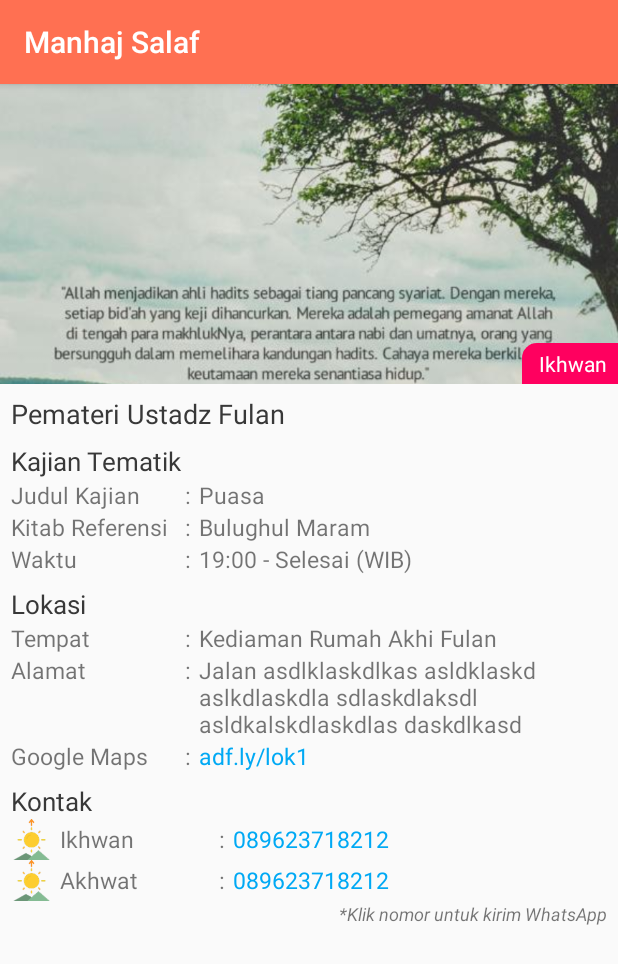
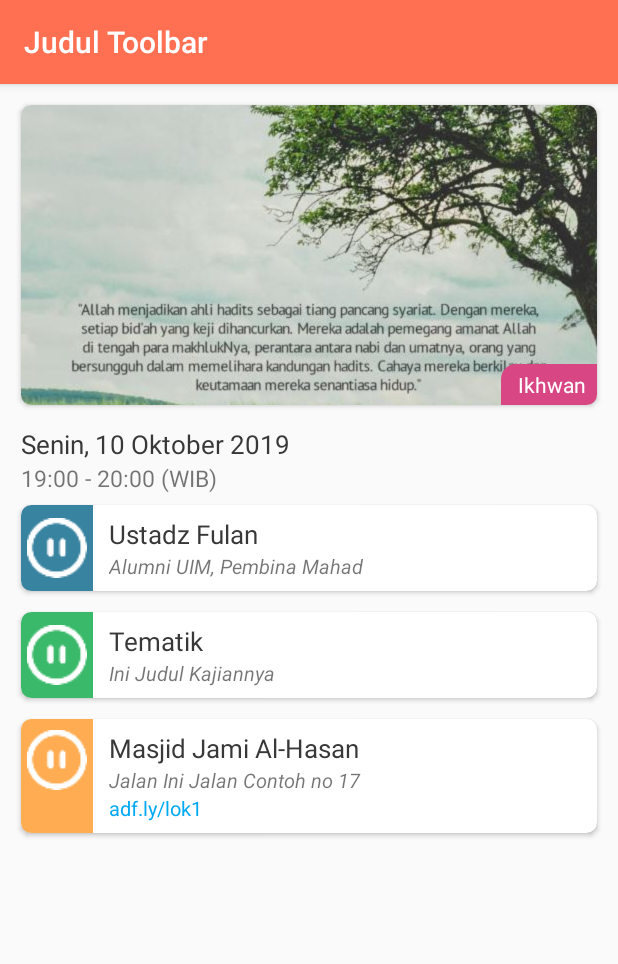
Before and after one commit to alfirqotunnajiyah-com/androidafn, an Android app: the JadwalKajianDetailActivity screen opened directly, with no data from a screen before it, on a phone screen of 412 x 824 dp. Shown: the top 964 px of the screen. Run offline under Robolectric (Android 15) with nearby library versions, the phone set to English and light mode, and no system bars.

Commit message:
Detail Jadwal Kajian

```diff
--- a/app/src/main/res/drawable/bg_lbl_akhwat.xml
+++ b/app/src/main/res/drawable/bg_lbl_akhwat.xml
@@ -1,5 +1,5 @@
 <?xml version="1.0" encoding="utf-8"?>
 <shape xmlns:android="http://schemas.android.com/apk/res/android">
-    <solid  android:color="@color/pink"/>
+    <solid  android:color="@color/pink_match"/>
     <corners android:topLeftRadius="10dp"/>
 </shape>
--- a/app/src/main/res/drawable/bg_lbl_ikhwan.xml
+++ b/app/src/main/res/drawable/bg_lbl_ikhwan.xml
@@ -1,5 +1,5 @@
 <?xml version="1.0" encoding="utf-8"?>
 <shape xmlns:android="http://schemas.android.com/apk/res/android">
-    <solid  android:color="@color/light_blue"/>
+    <solid  android:color="@color/blue_match_2"/>
     <corners android:topLeftRadius="10dp"/>
 </shape>
--- a/app/src/main/res/layout/activity_jadwal_kajian_detail.xml
+++ b/app/src/main/res/layout/activity_jadwal_kajian_detail.xml
@@ -15,7 +15,7 @@
             android:id="@+id/toolbar"
             android:layout_width="match_parent"
             android:layout_height="wrap_content"
-            app:title="Manhaj Salaf"
+            app:title="Judul Toolbar"
             app:titleTextColor="@color/white" />
     </android.support.design.widget.AppBarLayout>
 
@@ -32,6 +32,12 @@
                 android:layout_width="match_parent"
                 android:layout_height="wrap_content"
                 android:orientation="vertical">
+
+                <android.support.v7.widget.CardView
+                    android:layout_width="match_parent"
+                    android:layout_height="wrap_content"
+                    android:layout_margin="14dp"
+                    app:cardCornerRadius="7dp">
 
                     <RelativeLayout
                         android:layout_width="match_parent"
@@ -56,211 +62,31 @@
                             android:text="Ikhwan"
                             android:textColor="@color/white" />
                     </RelativeLayout>
-
-                <RelativeLayout
-                    android:layout_width="match_parent"
-                    android:layout_height="wrap_content"
-                    android:orientation="vertical"
-                    android:padding="7dp">
-
-                    <LinearLayout
-                        android:layout_width="match_parent"
-                        android:layout_height="wrap_content"
-                        android:orientation="vertical">
+                </android.support.v7.widget.CardView>
 
                 <TextView
                     android:layout_width="match_parent"
                     android:layout_height="wrap_content"
-                            android:text="Pemateri Ustadz Fulan"
+                    android:layout_marginLeft="14dp"
+                    android:text="Senin, 10 Oktober 2019"
                     android:textColor="@color/textColor"
-                            android:textSize="@dimen/font_h1" />
+                    android:textSize="@dimen/font_h2" />
 
                 <TextView
                     android:layout_width="match_parent"
                     android:layout_height="wrap_content"
-                            android:layout_marginTop="7dp"
-                            android:text="Kajian Tematik"
-                            android:textColor="@color/textColor"
-                            android:textSize="@dimen/font_h2" />
+                    android:layout_marginLeft="14dp"
+                    android:layout_marginBottom="7dp"
+                    android:text="19:00 - 20:00 (WIB)"
+                    android:textSize="@dimen/font_h3" />
 
-                        <LinearLayout
+                <android.support.v7.widget.CardView
                     android:layout_width="match_parent"
                     android:layout_height="wrap_content"
-                            android:orientation="horizontal">
-
-                            <TextView
-                                android:layout_width="0dp"
-                                android:layout_height="wrap_content"
-                                android:layout_weight="0.3"
-                                android:text="Judul Kajian"
-                                android:textSize="@dimen/font_h3" />
-
-                            <TextView
-                                android:layout_width="wrap_content"
-                                android:layout_height="wrap_content"
-                                android:paddingRight="5dp"
-                                android:text=":"
-                                android:textSize="@dimen/font_h3" />
-
-                            <TextView
-                                android:layout_width="0dp"
-                                android:layout_height="wrap_content"
-                                android:layout_weight="0.7"
-                                android:text="Puasa"
-                                android:textSize="@dimen/font_h3" />
-                        </LinearLayout>
-
-                        <LinearLayout
-                            android:layout_width="match_parent"
-                            android:layout_height="wrap_content"
-                            android:orientation="horizontal">
-
-                            <TextView
-                                android:layout_width="0dp"
-                                android:layout_height="wrap_content"
-                                android:layout_weight="0.3"
-                                android:text="Kitab Referensi"
-                                android:textSize="@dimen/font_h3" />
-
-                            <TextView
-                                android:layout_width="wrap_content"
-                                android:layout_height="wrap_content"
-                                android:paddingRight="5dp"
-                                android:text=":"
-                                android:textSize="@dimen/font_h3" />
-
-                            <TextView
-                                android:layout_width="0dp"
-                                android:layout_height="wrap_content"
-                                android:layout_weight="0.7"
-                                android:text="Bulughul Maram"
-                                android:textSize="@dimen/font_h3" />
-                        </LinearLayout>
-
-                        <LinearLayout
-                            android:layout_width="match_parent"
-                            android:layout_height="wrap_content"
-                            android:orientation="horizontal">
-
-                            <TextView
-                                android:layout_width="0dp"
-                                android:layout_height="wrap_content"
-                                android:layout_weight="0.3"
-                                android:text="Waktu"
-                                android:textSize="@dimen/font_h3" />
-
-                            <TextView
-                                android:layout_width="wrap_content"
-                                android:layout_height="wrap_content"
-                                android:paddingRight="5dp"
-                                android:text=":"
-                                android:textSize="@dimen/font_h3" />
-
-                            <TextView
-                                android:layout_width="0dp"
-                                android:layout_height="wrap_content"
-                                android:layout_weight="0.7"
-                                android:text="19:00 - Selesai (WIB)"
-                                android:textSize="@dimen/font_h3" />
-                        </LinearLayout>
-
-                        <TextView
-                            android:layout_width="match_parent"
-                            android:layout_height="wrap_content"
-                            android:layout_marginTop="7dp"
-                            android:text="Lokasi"
-                            android:textColor="@color/textColor"
-                            android:textSize="@dimen/font_h2" />
-
-                        <LinearLayout
-                            android:layout_width="match_parent"
-                            android:layout_height="wrap_content"
-                            android:orientation="horizontal">
-
-                            <TextView
-                                android:layout_width="0dp"
-                                android:layout_height="wrap_content"
-                                android:layout_weight="0.3"
-                                android:text="Tempat"
-                                android:textSize="@dimen/font_h3" />
-
-                            <TextView
-                                android:layout_width="wrap_content"
-                                android:layout_height="wrap_content"
-                                android:paddingRight="5dp"
-                                android:text=":"
-                                android:textSize="@dimen/font_h3" />
-
-                            <TextView
-                                android:layout_width="0dp"
-                                android:layout_height="wrap_content"
-                                android:layout_weight="0.7"
-                                android:text="Kediaman Rumah Akhi Fulan"
-                                android:textSize="@dimen/font_h3" />
-                        </LinearLayout>
-
-                        <LinearLayout
-                            android:layout_width="match_parent"
-                            android:layout_height="wrap_content"
-                            android:orientation="horizontal">
-
-                            <TextView
-                                android:layout_width="0dp"
-                                android:layout_height="wrap_content"
-                                android:layout_weight="0.3"
-                                android:text="Alamat"
-                                android:textSize="@dimen/font_h3" />
-
-                            <TextView
-                                android:layout_width="wrap_content"
-                                android:layout_height="wrap_content"
-                                android:paddingRight="5dp"
-                                android:text=":"
-                                android:textSize="@dimen/font_h3" />
-
-                            <TextView
-                                android:layout_width="0dp"
-                                android:layout_height="wrap_content"
-                                android:layout_weight="0.7"
-                                android:text="Jalan asdlklaskdlkas asldklaskd aslkdlaskdla sdlaskdlaksdl asldkalskdlaskdlas daskdlkasd "
-                                android:textSize="@dimen/font_h3" />
-                        </LinearLayout>
-
-                        <LinearLayout
-                            android:layout_width="match_parent"
-                            android:layout_height="wrap_content"
-                            android:orientation="horizontal">
-
-                            <TextView
-                                android:layout_width="0dp"
-                                android:layout_height="wrap_content"
-                                android:layout_weight="0.3"
-                                android:text="Google Maps"
-                                android:textSize="@dimen/font_h3" />
-
-                            <TextView
-                                android:layout_width="wrap_content"
-                                android:layout_height="wrap_content"
-                                android:paddingRight="5dp"
-                                android:text=":"
-                                android:textSize="@dimen/font_h3" />
-
-                            <TextView
-                                android:layout_width="0dp"
-                                android:layout_height="wrap_content"
-                                android:layout_weight="0.7"
-                                android:text="adf.ly/lok1"
-                                android:textColor="@color/light_blue"
-                                android:textSize="@dimen/font_h3" />
-                        </LinearLayout>
-
-                        <TextView
-                            android:layout_width="match_parent"
-                            android:layout_height="wrap_content"
-                            android:layout_marginTop="7dp"
-                            android:text="Kontak"
-                            android:textColor="@color/textColor"
-                            android:textSize="@dimen/font_h2" />
+                    android:layout_marginLeft="14dp"
+                    android:layout_marginRight="14dp"
+                    android:layout_marginBottom="14dp"
+                    app:cardCornerRadius="7dp">
 
                     <LinearLayout
                         android:layout_width="match_parent"
@@ -268,34 +94,56 @@
                         android:gravity="center_vertical"
                         android:orientation="horizontal">
 
+                        <LinearLayout
+                            android:layout_width="wrap_content"
+                            android:layout_height="match_parent"
+                            android:background="@color/blue_match"
+                            android:gravity="center">
+
                             <ImageView
-                                android:layout_width="wrap_content"
+                                android:layout_width="40dp"
+                                android:layout_height="40dp"
+                                android:layout_margin="4dp"
+                                android:src="@drawable/ic_btn_pause"
+                                android:tint="@color/white" />
+                        </LinearLayout>
+
+                        <LinearLayout
+                            android:layout_width="match_parent"
                             android:layout_height="wrap_content"
-                                android:layout_marginRight="5dp"
-                                android:src="@drawable/ic_dzikir_pagi" />
+                            android:gravity="center_vertical"
+                            android:orientation="vertical"
+                            android:padding="7dp">
 
                             <TextView
-                                android:layout_width="0dp"
+                                android:layout_width="match_parent"
                                 android:layout_height="wrap_content"
-                                android:layout_weight="0.3"
-                                android:text="Ikhwan "
-                                android:textSize="@dimen/font_h3" />
+                                android:ellipsize="marquee"
+                                android:paddingLeft="3dp"
+                                android:singleLine="true"
+                                android:text="Ustadz Fulan"
+                                android:textColor="@color/textColor"
+                                android:textSize="@dimen/font_h2" />
 
                             <TextView
-                                android:layout_width="wrap_content"
+                                android:layout_width="match_parent"
                                 android:layout_height="wrap_content"
-                                android:paddingRight="5dp"
-                                android:text=":"
-                                android:textSize="@dimen/font_h3" />
+                                android:paddingLeft="3dp"
+                                android:singleLine="true"
+                                android:text="Alumni UIM, Pembina Mahad"
+                                android:textSize="@dimen/font_h4"
+                                android:textStyle="italic" />
+                        </LinearLayout>
+                    </LinearLayout>
+                </android.support.v7.widget.CardView>
 
-                            <TextView
-                                android:layout_width="0dp"
+                <android.support.v7.widget.CardView
+                    android:layout_width="match_parent"
                     android:layout_height="wrap_content"
-                                android:layout_weight="0.7"
-                                android:text="089623718212"
-                                android:textColor="@color/light_blue"
-                                android:textSize="@dimen/font_h3" />
-                        </LinearLayout>
+                    android:layout_marginLeft="14dp"
+                    android:layout_marginRight="14dp"
+                    android:layout_marginBottom="14dp"
+                    app:cardCornerRadius="7dp">
 
                     <LinearLayout
                         android:layout_width="match_parent"
@@ -303,45 +151,116 @@
                         android:gravity="center_vertical"
                         android:orientation="horizontal">
 
+                        <LinearLayout
+                            android:layout_width="wrap_content"
+                            android:layout_height="match_parent"
+                            android:background="@color/green_match"
+                            android:gravity="center">
+
                             <ImageView
-                                android:layout_width="wrap_content"
+                                android:layout_width="40dp"
+                                android:layout_height="40dp"
+                                android:layout_margin="4dp"
+                                android:src="@drawable/ic_btn_pause"
+                                android:tint="@color/white" />
+                        </LinearLayout>
+
+                        <LinearLayout
+                            android:layout_width="match_parent"
                             android:layout_height="wrap_content"
-                                android:layout_marginRight="5dp"
-                                android:src="@drawable/ic_dzikir_pagi" />
+                            android:gravity="center_vertical"
+                            android:orientation="vertical"
+                            android:padding="7dp">
 
                             <TextView
-                                android:layout_width="0dp"
+                                android:layout_width="match_parent"
                                 android:layout_height="wrap_content"
-                                android:layout_weight="0.3"
-                                android:text="Akhwat "
-                                android:textSize="@dimen/font_h3" />
+                                android:ellipsize="marquee"
+                                android:paddingLeft="3dp"
+                                android:singleLine="true"
+                                android:text="Tematik"
+                                android:textColor="@color/textColor"
+                                android:textSize="@dimen/font_h2" />
 
                             <TextView
+                                android:layout_width="match_parent"
+                                android:layout_height="wrap_content"
+                                android:paddingLeft="3dp"
+                                android:singleLine="true"
+                                android:text="Ini Judul Kajiannya"
+                                android:textSize="@dimen/font_h4"
+                                android:textStyle="italic" />
+                        </LinearLayout>
+                    </LinearLayout>
+                </android.support.v7.widget.CardView>
+
+                <android.support.v7.widget.CardView
+                    android:layout_width="match_parent"
+                    android:layout_height="wrap_content"
+                    android:layout_marginLeft="14dp"
+                    android:layout_marginRight="14dp"
+                    android:layout_marginBottom="14dp"
+                    app:cardCornerRadius="7dp">
+
+                    <LinearLayout
+                        android:layout_width="match_parent"
+                        android:layout_height="wrap_content"
+                        android:gravity="center_vertical"
+                        android:orientation="horizontal">
+
+                        <LinearLayout
                             android:layout_width="wrap_content"
+                            android:layout_height="match_parent"
+                            android:background="@color/yellow_match"
+                            android:gravity="top">
+
+                            <ImageView
+                                android:layout_width="40dp"
+                                android:layout_height="40dp"
+                                android:layout_marginLeft="4dp"
+                                android:layout_marginTop="7dp"
+                                android:layout_marginRight="4dp"
+                                android:layout_marginBottom="4dp"
+                                android:src="@drawable/ic_btn_pause"
+                                android:tint="@color/white" />
+                        </LinearLayout>
+
+                        <LinearLayout
+                            android:layout_width="match_parent"
                             android:layout_height="wrap_content"
-                                android:paddingRight="5dp"
-                                android:text=":"
-                                android:textSize="@dimen/font_h3" />
+                            android:gravity="center_vertical"
+                            android:orientation="vertical"
+                            android:padding="7dp">
 
                             <TextView
-                                android:layout_width="0dp"
+                                android:layout_width="match_parent"
                                 android:layout_height="wrap_content"
-                                android:layout_weight="0.7"
-                                android:text="089623718212"
-                                android:textColor="@color/light_blue"
-                                android:textSize="@dimen/font_h3" />
-                        </LinearLayout>
+                                android:ellipsize="marquee"
+                                android:paddingLeft="3dp"
+                                android:singleLine="true"
+                                android:text="Masjid Jami Al-Hasan"
+                                android:textColor="@color/textColor"
+                                android:textSize="@dimen/font_h2" />
 
                             <TextView
-                            android:gravity="end"
                                 android:layout_width="match_parent"
                                 android:layout_height="wrap_content"
-                            android:text="*Klik nomor untuk kirim WhatsApp"
-                            android:textStyle="italic"
-                            android:textSize="12sp"/>
+                                android:paddingLeft="3dp"
+                                android:singleLine="true"
+                                android:text="Jalan Ini Jalan Contoh no 17"
+                                android:textSize="@dimen/font_h4"
+                                android:textStyle="italic" />
 
+                            <TextView
+                                android:layout_width="match_parent"
+                                android:layout_height="wrap_content"
+                                android:paddingLeft="3dp"
+                                android:text="adf.ly/lok1"
+                                android:textColor="@color/light_blue"
+                                android:textSize="@dimen/font_h4" />
                         </LinearLayout>
-                </RelativeLayout>
+                    </LinearLayout>
+                </android.support.v7.widget.CardView>
             </LinearLayout>
         </LinearLayout>
     </ScrollView>
--- a/app/src/main/res/values/colors.xml
+++ b/app/src/main/res/values/colors.xml
@@ -37,4 +37,9 @@
 
     <color name="light_blue">#00A9F4</color>
     <color name="pink">#FF005F</color>
+    <color name="blue_match">#3883A0</color>
+    <color name="green_match">#3BB96A</color>
+    <color name="yellow_match">#FFAC52</color>
+    <color name="pink_match">#D94684</color>
+    <color name="blue_match_2">#3883A0</color>
 </resources>
--- a/app/src/main/res/values/dimens.xml
+++ b/app/src/main/res/values/dimens.xml
@@ -6,6 +6,7 @@
     <dimen name="nav_header_height">176dp</dimen>
     <dimen name="fab_margin">16dp</dimen>
     <dimen name="default_padding">14dp</dimen>
+    <dimen name="font_h4">13.6sp</dimen>
     <dimen name="font_h3">15sp</dimen>
     <dimen name="font_h2">17sp</dimen>
     <dimen name="font_h1">18sp</dimen>
```
Lines whose indentation alone changed are shown as unchanged.
